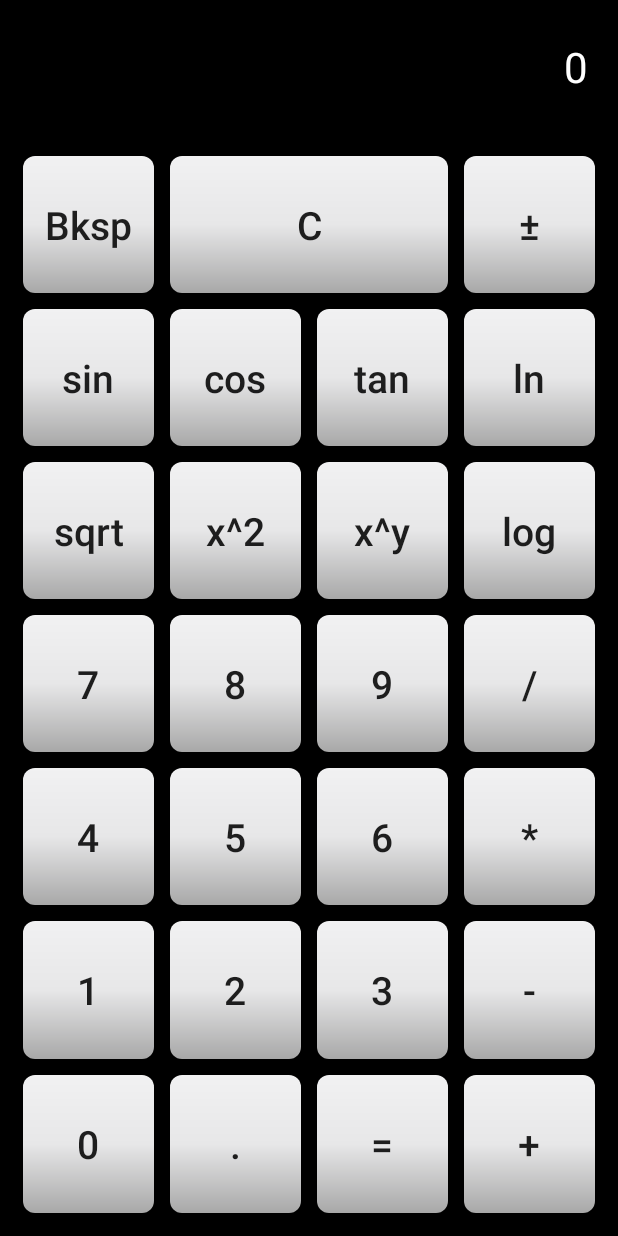
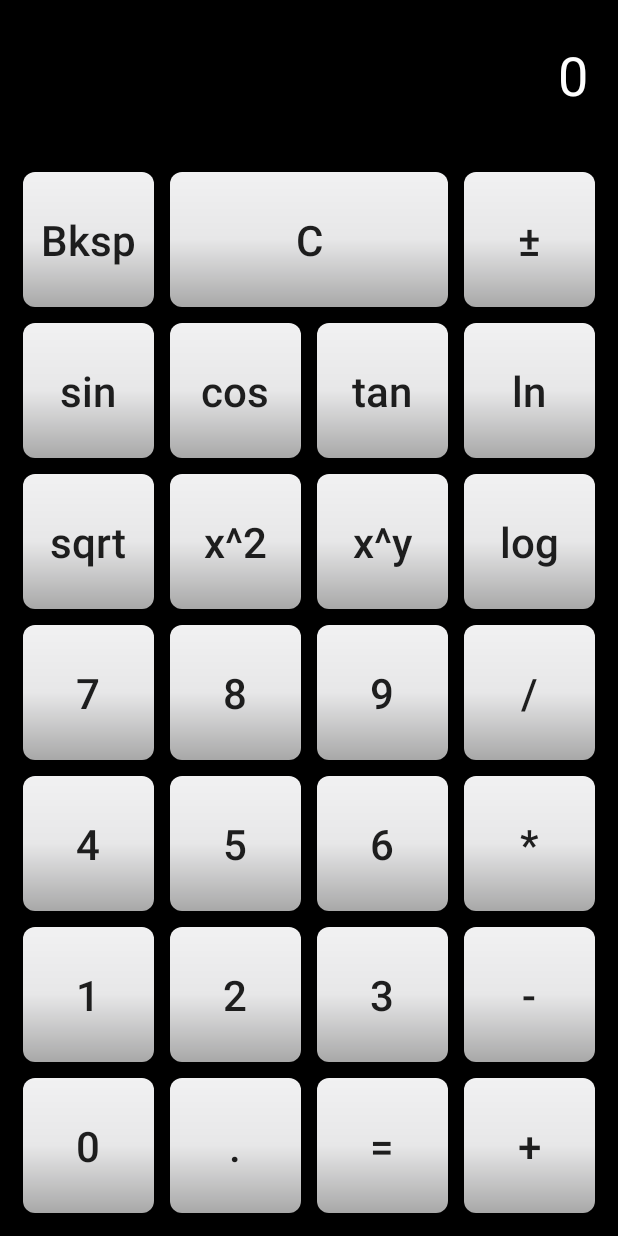
Before and after one commit to kuba122388/Calculator, an Android app: the ActivityAdvancedCalc screen opened directly, with no data from a screen before it, on a phone screen of 412 x 824 dp. Run offline under Robolectric (Android 15) with nearby library versions, the phone set to English and light mode, and no system bars.

Commit message:
Calculator: Added Toast Pop-up when making invalid operation Fixed Size Screen: Now font size is bigger on bigger displays - tablets etc.

```diff
--- a/app/src/main/java/com/example/calculator/ActivityAdvancedCalc.kt
+++ b/app/src/main/java/com/example/calculator/ActivityAdvancedCalc.kt
@@ -4,6 +4,7 @@ import android.os.Bundle
 import android.widget.Button
 import android.widget.HorizontalScrollView
 import android.widget.TextView
+import android.widget.Toast
 import androidx.activity.enableEdgeToEdge
 import androidx.appcompat.app.AppCompatActivity
 import androidx.core.view.ViewCompat
@@ -235,8 +236,10 @@ class ActivityAdvancedCalc : AppCompatActivity() {
         displayedValue = formatResult(result)
         resultView.text = displayedValue
         if (result.isInfinite() || result.isNaN()) {
+            Toast.makeText(this, "Illegal operation", Toast.LENGTH_SHORT).show()
             displayedValue = "0"
             this.operation = ""
+            resultView.text = displayedValue
         }
     }
 
@@ -271,9 +274,11 @@ class ActivityAdvancedCalc : AppCompatActivity() {
             return
         }
         if (displayedValue.toDouble().isNaN() || displayedValue.toDouble().isInfinite()) {
+            Toast.makeText(this, "Illegal operation", Toast.LENGTH_SHORT).show()
             previousValue = ""
             operation = ""
             displayedValue = "0"
+            resultView.text = displayedValue
         }
     }
 
--- a/app/src/main/java/com/example/calculator/ActivitySimpleCalc.kt
+++ b/app/src/main/java/com/example/calculator/ActivitySimpleCalc.kt
@@ -4,6 +4,7 @@ import android.os.Bundle
 import android.widget.Button
 import android.widget.HorizontalScrollView
 import android.widget.TextView
+import android.widget.Toast
 import androidx.activity.enableEdgeToEdge
 import androidx.appcompat.app.AppCompatActivity
 import androidx.core.view.ViewCompat
@@ -197,9 +198,11 @@ class ActivitySimpleCalc : AppCompatActivity() {
             return
         }
         if (displayedValue.toDouble().isNaN() || displayedValue.toDouble().isInfinite()) {
+            Toast.makeText(this, "Illegal operation", Toast.LENGTH_SHORT).show()
             previousValue = ""
             operation = ""
             displayedValue = "0"
+            resultView.text = displayedValue
         }
     }
 
--- a/app/src/main/res/layout/activity_advanced_calc.xml
+++ b/app/src/main/res/layout/activity_advanced_calc.xml
@@ -30,7 +30,7 @@
             android:text="0"
             android:textAlignment="textEnd"
             android:textColor="#FFFFFF"
-            android:textSize="28sp" />
+            android:textSize="@dimen/resultTextSize" />
     </HorizontalScrollView>
 
     <GridLayout
@@ -57,7 +57,7 @@
             android:background="@drawable/button_gradient"
             android:text="Bksp"
             android:textAllCaps="false"
-            android:textSize="26sp"
+            android:textSize="@dimen/normalTextSize"
             app:layout_constraintTop_toBottomOf="@+id/Result" />
 
         <Button
@@ -72,7 +72,7 @@
             android:background="@drawable/button_gradient"
             android:text="C"
             android:textAllCaps="false"
-            android:textSize="26sp"
+            android:textSize="@dimen/normalTextSize"
             app:layout_constraintTop_toBottomOf="@+id/Result" />
 
         <Button
@@ -87,7 +87,7 @@
             android:background="@drawable/button_gradient"
             android:text="±"
             android:textAllCaps="false"
-            android:textSize="26sp"
+            android:textSize="@dimen/normalTextSize"
             app:layout_constraintTop_toBottomOf="@+id/Result" />
 
         <Button
@@ -102,7 +102,7 @@
             android:background="@drawable/button_gradient"
             android:text="sin"
             android:textAllCaps="false"
-            android:textSize="26sp"
+            android:textSize="@dimen/normalTextSize"
             app:layout_constraintTop_toBottomOf="@+id/Result" />
 
         <Button
@@ -117,7 +117,7 @@
             android:background="@drawable/button_gradient"
             android:text="cos"
             android:textAllCaps="false"
-            android:textSize="26sp"
+            android:textSize="@dimen/normalTextSize"
             app:layout_constraintTop_toBottomOf="@+id/Result" />
 
         <Button
@@ -132,7 +132,7 @@
             android:background="@drawable/button_gradient"
             android:text="tan"
             android:textAllCaps="false"
-            android:textSize="26sp"
+            android:textSize="@dimen/normalTextSize"
             app:layout_constraintTop_toBottomOf="@+id/Result" />
 
         <Button
@@ -147,7 +147,7 @@
             android:background="@drawable/button_gradient"
             android:text="ln"
             android:textAllCaps="false"
-            android:textSize="26sp"
+            android:textSize="@dimen/normalTextSize"
             app:layout_constraintTop_toBottomOf="@+id/Result" />
 
         <Button
@@ -162,7 +162,7 @@
             android:background="@drawable/button_gradient"
             android:text="sqrt"
             android:textAllCaps="false"
-            android:textSize="26sp"
+            android:textSize="@dimen/normalTextSize"
             app:layout_constraintTop_toBottomOf="@+id/Result" />
 
         <Button
@@ -177,7 +177,7 @@
             android:background="@drawable/button_gradient"
             android:text="x^2"
             android:textAllCaps="false"
-            android:textSize="26sp"
+            android:textSize="@dimen/normalTextSize"
             app:layout_constraintTop_toBottomOf="@+id/Result" />
 
         <Button
@@ -192,7 +192,7 @@
             android:background="@drawable/button_gradient"
             android:text="x^y"
             android:textAllCaps="false"
-            android:textSize="26sp"
+            android:textSize="@dimen/normalTextSize"
             app:layout_constraintTop_toBottomOf="@+id/Result" />
 
         <Button
@@ -207,7 +207,7 @@
             android:background="@drawable/button_gradient"
             android:text="log"
             android:textAllCaps="false"
-            android:textSize="26sp"
+            android:textSize="@dimen/normalTextSize"
             app:layout_constraintTop_toBottomOf="@+id/Result" />
 
         <Button
@@ -222,7 +222,7 @@
             android:background="@drawable/button_gradient"
             android:text="7"
             android:textAllCaps="false"
-            android:textSize="26sp"
+            android:textSize="@dimen/normalTextSize"
             app:layout_constraintTop_toBottomOf="@+id/Result" />
 
         <Button
@@ -237,7 +237,7 @@
             android:background="@drawable/button_gradient"
             android:text="8"
             android:textAllCaps="false"
-            android:textSize="26sp"
+            android:textSize="@dimen/normalTextSize"
             app:layout_constraintTop_toBottomOf="@+id/Result" />
 
         <Button
@@ -252,7 +252,7 @@
             android:background="@drawable/button_gradient"
             android:text="9"
             android:textAllCaps="false"
-            android:textSize="26sp"
+            android:textSize="@dimen/normalTextSize"
             app:layout_constraintTop_toBottomOf="@+id/Result" />
 
         <Button
@@ -267,7 +267,7 @@
             android:background="@drawable/button_gradient"
             android:text="/"
             android:textAllCaps="false"
-            android:textSize="26sp"
+            android:textSize="@dimen/normalTextSize"
             app:layout_constraintTop_toBottomOf="@+id/Result" />
 
         <Button
@@ -282,7 +282,7 @@
             android:background="@drawable/button_gradient"
             android:text="4"
             android:textAllCaps="false"
-            android:textSize="26sp"
+            android:textSize="@dimen/normalTextSize"
             app:layout_constraintTop_toBottomOf="@+id/Result" />
 
         <Button
@@ -297,7 +297,7 @@
             android:background="@drawable/button_gradient"
             android:text="5"
             android:textAllCaps="false"
-            android:textSize="26sp"
+            android:textSize="@dimen/normalTextSize"
             app:layout_constraintTop_toBottomOf="@+id/Result" />
 
         <Button
@@ -312,7 +312,7 @@
             android:background="@drawable/button_gradient"
             android:text="6"
             android:textAllCaps="false"
-            android:textSize="26sp"
+            android:textSize="@dimen/normalTextSize"
             app:layout_constraintTop_toBottomOf="@+id/Result" />
 
         <Button
@@ -327,7 +327,7 @@
             android:background="@drawable/button_gradient"
             android:text="*"
             android:textAllCaps="false"
-            android:textSize="26sp"
+            android:textSize="@dimen/normalTextSize"
             app:layout_constraintTop_toBottomOf="@+id/Result" />
 
         <Button
@@ -342,7 +342,7 @@
             android:background="@drawable/button_gradient"
             android:text="1"
             android:textAllCaps="false"
-            android:textSize="26sp"
+            android:textSize="@dimen/normalTextSize"
             app:layout_constraintTop_toBottomOf="@+id/Result" />
 
         <Button
@@ -357,7 +357,7 @@
             android:background="@drawable/button_gradient"
             android:text="2"
             android:textAllCaps="false"
-            android:textSize="26sp"
+            android:textSize="@dimen/normalTextSize"
             app:layout_constraintTop_toBottomOf="@+id/Result" />
 
         <Button
@@ -372,7 +372,7 @@
             android:background="@drawable/button_gradient"
             android:text="3"
             android:textAllCaps="false"
-            android:textSize="26sp"
+            android:textSize="@dimen/normalTextSize"
             app:layout_constraintTop_toBottomOf="@+id/Result" />
 
         <Button
@@ -387,7 +387,7 @@
             android:background="@drawable/button_gradient"
             android:text="-"
             android:textAllCaps="false"
-            android:textSize="26sp"
+            android:textSize="@dimen/normalTextSize"
             app:layout_constraintTop_toBottomOf="@+id/Result" />
 
         <Button
@@ -402,7 +402,7 @@
             android:background="@drawable/button_gradient"
             android:text="0"
             android:textAllCaps="false"
-            android:textSize="26sp"
+            android:textSize="@dimen/normalTextSize"
             app:layout_constraintTop_toBottomOf="@+id/Result" />
 
         <Button
@@ -417,7 +417,7 @@
             android:background="@drawable/button_gradient"
             android:text="."
             android:textAllCaps="false"
-            android:textSize="26sp"
+            android:textSize="@dimen/normalTextSize"
             app:layout_constraintTop_toBottomOf="@+id/Result" />
 
         <Button
@@ -432,7 +432,7 @@
             android:background="@drawable/button_gradient"
             android:text="="
             android:textAllCaps="false"
-            android:textSize="26sp"
+            android:textSize="@dimen/normalTextSize"
             app:layout_constraintTop_toBottomOf="@+id/Result" />
 
         <Button
@@ -447,7 +447,7 @@
             android:background="@drawable/button_gradient"
             android:text="+"
             android:textAllCaps="false"
-            android:textSize="26sp"
+            android:textSize="@dimen/normalTextSize"
             app:layout_constraintTop_toBottomOf="@+id/Result" />
     </GridLayout>
 
--- /dev/null
+++ b/app/src/main/res/values-sw600dp/dimens.xml
@@ -0,0 +1,5 @@
+<?xml version="1.0" encoding="utf-8"?>
+<resources>
+    <dimen name="normalTextSize">44sp</dimen>
+    <dimen name="resultTextSize">52sp</dimen>
+</resources>
--- /dev/null
+++ b/app/src/main/res/values/dimens.xml
@@ -0,0 +1,5 @@
+<?xml version="1.0" encoding="utf-8"?>
+<resources>
+    <dimen name="normalTextSize">28sp</dimen>
+    <dimen name="resultTextSize">36sp</dimen>
+</resources>
```
Also changed, not shown: app/src/main/res/layout/activity_main.xml (+9 -9 lines), app/src/main/res/layout/activity_simple_calc.xml (+20 -20 lines).
